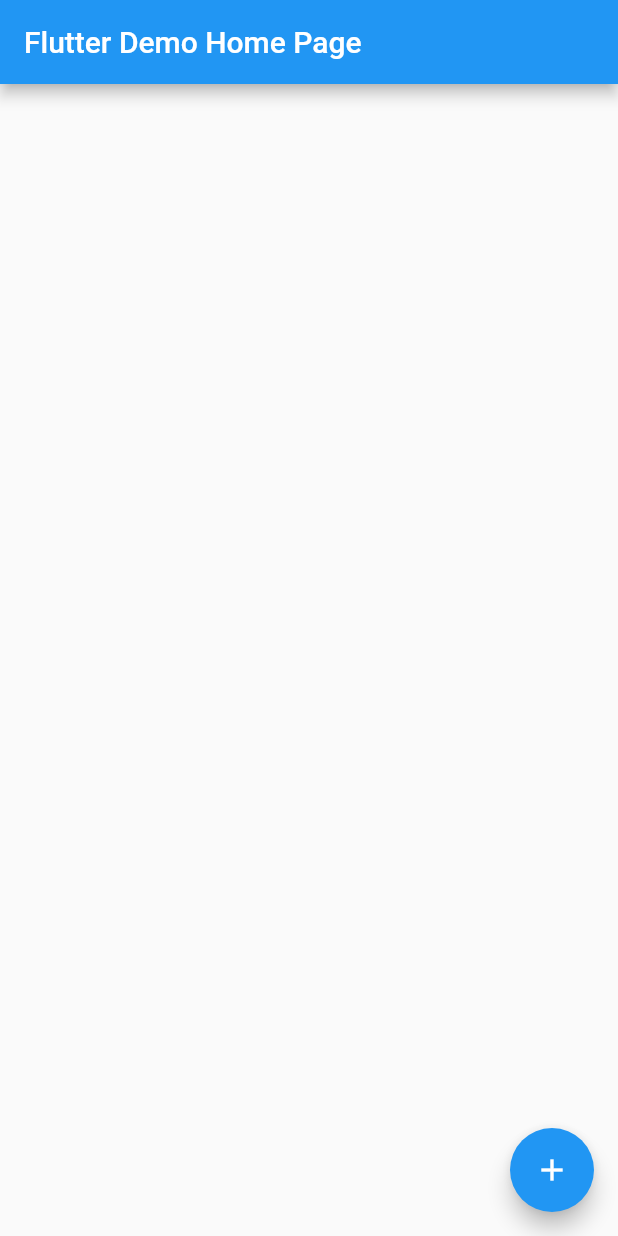
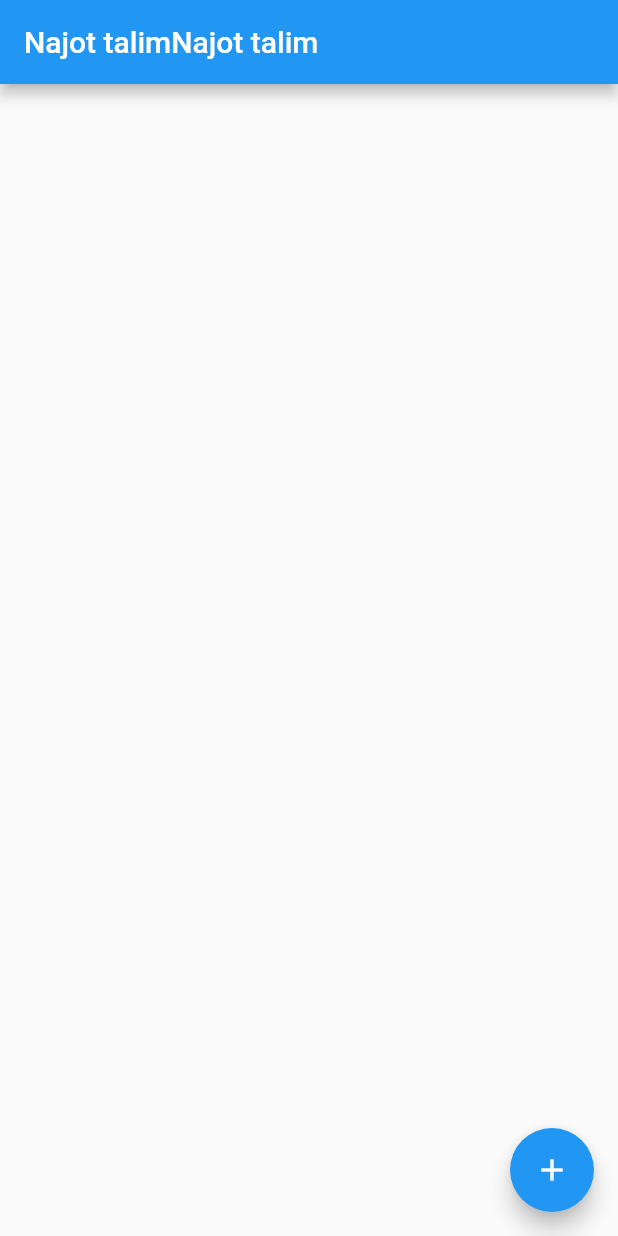
Before and after one commit to 220278cs03/riverpod_example, a Flutter app: the screen it shows after launch, on a phone screen of 412 x 824 dp. Run offline on Flutter 3.47's test engine with Material 2 defaults, Android fonts, the phone set to English and light mode, and no system bars; our stand-ins replace flutter_riverpod, get_it.

Commit message:
added - getIt

```diff
--- /dev/null
+++ b/lib/facade/main_facade.dart
@@ -0,0 +1,3 @@
+abstract class MainFacade {
+  void getInfo(String name);
+}
--- a/lib/home_page.dart
+++ b/lib/home_page.dart
@@ -1,25 +1,45 @@
 import 'package:flutter/material.dart';
 import 'package:flutter_riverpod/flutter_riverpod.dart';
+import 'package:riverpod_exapmle/user_model.dart';
 
 import 'count_provider.dart';
+import 'di/dependency_injection.dart';
+import 'profile_page.dart';
 
-class MyHomePage extends StatefulWidget {
+class MyHomePage extends ConsumerStatefulWidget {
   const MyHomePage({super.key, required this.title});
 
   final String title;
 
   @override
-  State<MyHomePage> createState() => _MyHomePageState();
+  ConsumerState<MyHomePage> createState() => _MyHomePageState();
 }
 
-class _MyHomePageState extends State<MyHomePage> {
+
+class _MyHomePageState extends ConsumerState<MyHomePage> {
   TextEditingController controller = TextEditingController();
+  UserModel _userModel = getIt<UserModel>();
+  UserModel _user = getIt<UserModel>();
+
+  @override
+  void initState() {
+    _userModel.setName = "Najot talim";
+    super.initState();
+  }
 
   @override
   Widget build(BuildContext context) {
+    ref.listen(counterProvider, (previous, next) {
+      if (next.count == 5) {}
+    });
     return Scaffold(
       appBar: AppBar(
-        title: Text(widget.title),
+        title:Row(
+      children: [
+      Text(_userModel.name ?? "test"),
+      Text(_user.name ?? ""),
+      ],
+    ),
       ),
       body: Center(
         child: Consumer(
@@ -54,24 +74,26 @@ class _MyHomePageState extends State<MyHomePage> {
             child: const Icon(Icons.add),
             onPressed: (){
               //ref.read(counterProvider.notifier).increment();
-              showDialog(context: context, builder: (context){
-                return AlertDialog(
-                  title: Column(
-                    children: [
-                      TextFormField(
-                        controller: controller,
-                        decoration: const InputDecoration(
-                          border: OutlineInputBorder()
-                        ),
-                      ),
-                      ElevatedButton(onPressed: (){
-                        ref.read(counterProvider.notifier).addName(controller.text);
-                        Navigator.pop(context);
-                      }, child: const Text("Save"))
-                    ],
-                  ),
-                );
-              });
+              // showDialog(context: context, builder: (context){
+              //   return AlertDialog(
+              //     title: Column(
+              //       children: [
+              //         TextFormField(
+              //           controller: controller,
+              //           decoration: const InputDecoration(
+              //             border: OutlineInputBorder()
+              //           ),
+              //         ),
+              //         ElevatedButton(onPressed: (){
+              //           ref.read(counterProvider.notifier).addName(controller.text);
+              //           Navigator.pop(context);
+              //         }, child: const Text("Save"))
+              //       ],
+              //     ),
+              //   );
+              // });
+              Navigator.push(
+                  context, MaterialPageRoute(builder: (_) => ProfilePage()));
             }
           );
         },
--- a/lib/main.dart
+++ b/lib/main.dart
@@ -1,5 +1,6 @@
 import 'package:flutter/material.dart';
 import 'package:flutter_riverpod/flutter_riverpod.dart';
+import 'package:riverpod_exapmle/di/dependency_injection.dart';
 
 import 'home_page.dart';
 
@@ -11,6 +12,9 @@ class MyApp extends StatelessWidget {
   const MyApp({super.key});
   @override
   Widget build(BuildContext context) {
+    return FutureBuilder(
+      future: setUpRepo(),
+      builder: (BuildContext context, AsyncSnapshot<dynamic> snapshot){
         return MaterialApp(
           title: 'Flutter Demo',
           theme: ThemeData(
@@ -18,5 +22,8 @@ class MyApp extends StatelessWidget {
           ),
           home: const MyHomePage(title: 'Flutter Demo Home Page'),
         );
+      },
+
+    );
   }
 }
--- /dev/null
+++ b/lib/user_model.dart
@@ -0,0 +1,11 @@
+class UserModel{
+  String? name;
+
+  UserModel({this.name});
+
+  set setName(String name){
+    this.name = name;
+  }
+
+  get getName => name;
+}
--- a/pubspec.yaml
+++ b/pubspec.yaml
@@ -36,6 +36,7 @@ dependencies:
   # Use with the CupertinoIcons class for iOS style icons.
   cupertino_icons: ^1.0.2
   flutter_riverpod: ^2.3.2
+  get_it: ^7.2.0
 
 dev_dependencies:
   flutter_test:
```
Also changed, not shown: lib/di/dependency_injection.dart (added, +14 -0 lines), lib/profile_page.dart (+10 -0 lines), lib/repo/main_repo.dart (added, +9 -0 lines), pubspec.lock. Lines whose indentation alone changed are shown as unchanged.
